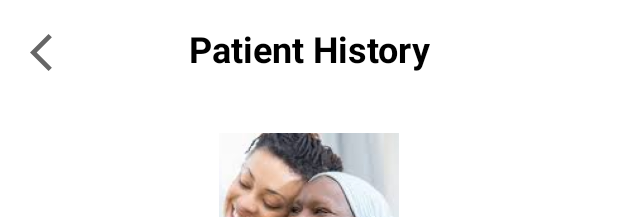
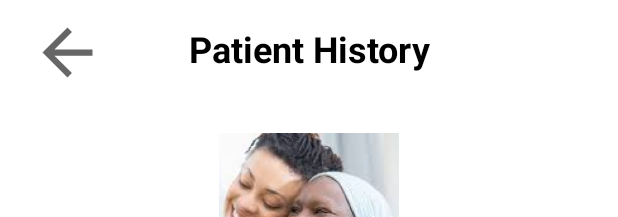
Before and after one commit to oyedsamu/Health_Records, an Android app: the layout fragment_patient_details.xml on its own in the app's theme, with its tools: preview values and no code run, on a phone screen of 412 x 824 dp. Shown: the top 217 px of the screen. Run offline under Robolectric (Android 15) with nearby library versions, the phone set to English and light mode, and no system bars.

Commit message:
add new back arrow

```diff
--- a/app/src/main/java/com/decadevs/healthrecords/ui/patientMedicalDetails/PatientMedicalDetailsFragment.kt
+++ b/app/src/main/java/com/decadevs/healthrecords/ui/patientMedicalDetails/PatientMedicalDetailsFragment.kt
@@ -40,7 +40,7 @@ class PatientMedicalDetailsFragment : Fragment() {
         binding.patientDiagnosisEt.setText(details)
 
         /** BACK BUTTON */
-        binding.medicalDetailsBackIb.setOnClickListener {
+        binding.backLl.setOnClickListener {
             findNavController().popBackStack()
         }
 //
--- a/app/src/main/java/com/decadevs/healthrecords/ui/patientdetails/PatientDetailsFragment.kt
+++ b/app/src/main/java/com/decadevs/healthrecords/ui/patientdetails/PatientDetailsFragment.kt
@@ -71,11 +71,6 @@ class PatientDetailsFragment : Fragment(), OnItemClick {
         updateFragmentUIWithPatientDataFromArgs()
 
         observePatientAllRecordsData()
-
-        /** BACK BUTTON */
-//        binding.backArrow.setOnClickListener {
-//            findNavController().navigate(R.id.doctorPageFragment)
-//        }
 
         binding.addRecord.setOnClickListener {
             findNavController().navigate(R.id.doctorPrescriptionFragment)
--- a/app/src/main/java/com/decadevs/healthrecords/ui/vitalinfo/VitalInfoFragment.kt
+++ b/app/src/main/java/com/decadevs/healthrecords/ui/vitalinfo/VitalInfoFragment.kt
@@ -29,7 +29,7 @@ class VitalInfoFragment : Fragment() {
         super.onViewCreated(view, savedInstanceState)
 
         /** BACK BUTTON */
-        binding.vitalInfoBackIb.setOnClickListener {
+        binding.backLl.setOnClickListener {
             findNavController().popBackStack()
         }
     }
--- /dev/null
+++ b/app/src/main/res/drawable/ic_back_arrow.xml
@@ -0,0 +1,10 @@
+<vector xmlns:android="http://schemas.android.com/apk/res/android"
+    android:width="24dp"
+    android:height="24dp"
+    android:viewportWidth="24"
+    android:viewportHeight="24"
+    android:tint="?attr/colorControlNormal">
+  <path
+      android:fillColor="@android:color/white"
+      android:pathData="M20,11H7.83l5.59,-5.59L12,4l-8,8 8,8 1.41,-1.41L7.83,13H20v-2z"/>
+</vector>
--- a/app/src/main/res/layout/fragment_patient_details.xml
+++ b/app/src/main/res/layout/fragment_patient_details.xml
@@ -7,16 +7,16 @@
     android:background="@color/white"
     tools:context=".ui.patientdetails.PatientDetailsFragment">
 
-    <ImageButton
-        android:id="@+id/patientDetails_back_ib"
-        android:layout_width="50dp"
-        android:layout_height="50dp"
-        android:backgroundTint="@color/transparent"
-        android:layout_marginStart="10dp"
-        android:layout_marginTop="10dp"
-        android:src="@drawable/ic_arrow_back"
-        app:layout_constraintStart_toStartOf="parent"
-        app:layout_constraintTop_toTopOf="parent" />
+        <ImageView
+            android:id="@+id/patientDetails_back_ib"
+            android:layout_width="50dp"
+            android:layout_height="50dp"
+            android:backgroundTint="@color/transparent"
+            android:src="@drawable/ic_back_arrow"
+            android:layout_marginStart="20dp"
+            android:layout_marginTop="10dp"
+            app:layout_constraintTop_toTopOf="parent"
+            app:layout_constraintStart_toStartOf="parent"/>
 
     <TextView
         android:id="@+id/fragment_patient_details_title_tv"
```
Also changed, not shown: app/src/main/res/layout/fragment_doctor_prescription.xml (+12 -7 lines), app/src/main/res/layout/fragment_nurse_comments.xml (+16 -6 lines), app/src/main/res/layout/fragment_patient_medical_details.xml (+11 -6 lines), app/src/main/res/layout/fragment_vital_info.xml (+10 -5 lines).
